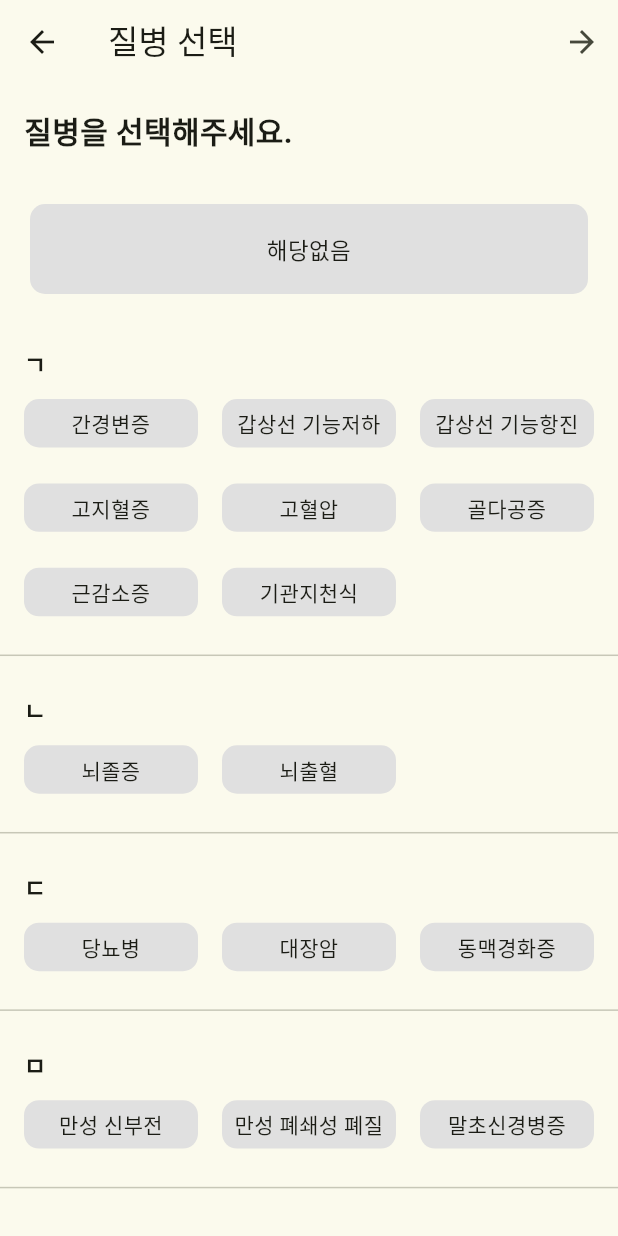
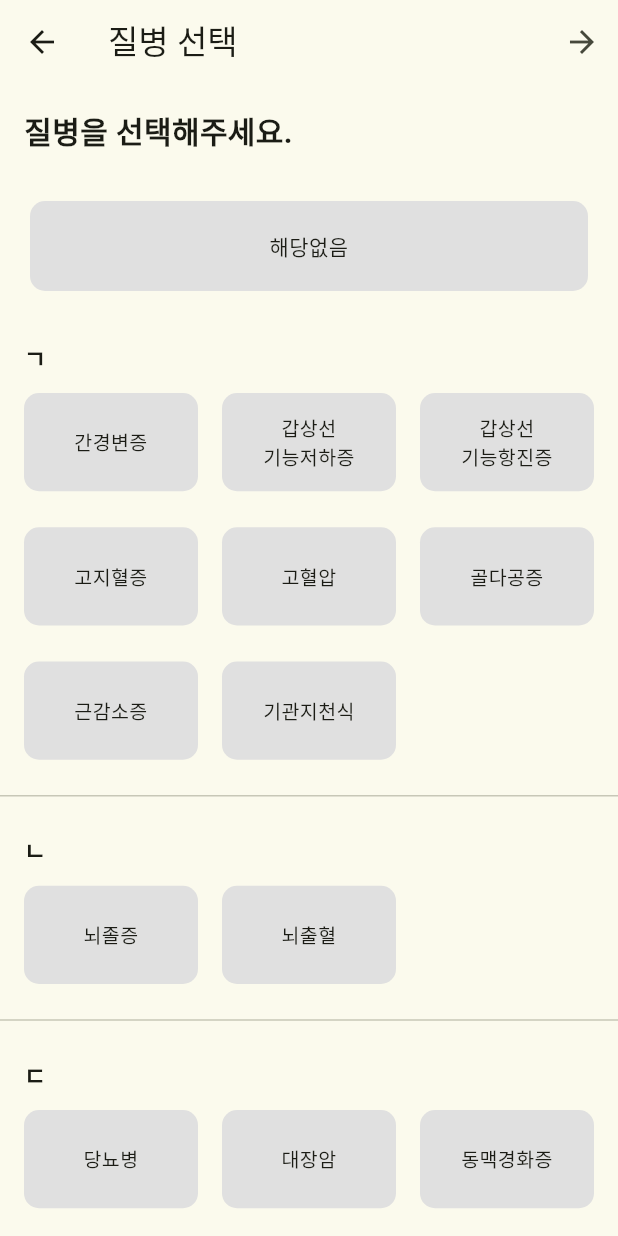
Before and after one commit to BanaMil/Longevity_Meals, a Flutter app: the InputDiseasesScreen screen opened directly, on a phone screen of 412 x 824 dp. Run offline on Flutter 3.47's test engine with Material 3 defaults, Android fonts, the phone set to English and light mode, and no system bars; our stand-ins replace image_picker, permission_handler, shared_preferences; missing offline and left inert: kpostal; accounts and stored records are empty.

Commit message:
Frontend_코드 정리

```diff
--- a/frontend/lib/main.dart
+++ b/frontend/lib/main.dart
@@ -16,7 +16,7 @@ void main() async {
   if (kDebugMode) {
     final prefs = await SharedPreferences.getInstance();
     await prefs.clear();
-    debugPrint('🧹 [main] kDebugMode → SharedPreferences 전체 초기화 완료');
+    debugPrint('[main] kDebugMode → SharedPreferences 전체 초기화 완료');
   }
 
   runApp(
--- a/frontend/lib/providers/health_info_provider.dart
+++ b/frontend/lib/providers/health_info_provider.dart
@@ -59,7 +59,6 @@ class HealthInfoProvider with ChangeNotifier {
       final storedUserId = stored['userid'];
       if (storedUserId != null && storedUserId.trim().isNotEmpty) {
         _info.userid = storedUserId.trim();
-        debugPrint('🔁 [HealthInfoProvider] userid: $_info.userid');
       }
     }
     await HealthInfoService.uploadHealthInfo(_info);
--- a/frontend/lib/screens/Delivery/screen_change_address.dart
+++ b/frontend/lib/screens/Delivery/screen_change_address.dart
@@ -118,7 +118,6 @@ class _ChangeAddressScreenState extends State<ChangeAddressScreen> {
     );
 
     if (result == null) {
-      logi('🚫 Kpostal 닫힘: 선택된 주소 없음');
       return;
     }
 
@@ -151,22 +150,15 @@ class _ChangeAddressScreenState extends State<ChangeAddressScreen> {
 
     final target = _address[_selectedIndex!];
 
-    // 🔎 변경 대상 로그
-    logi('📝 변경할 주소 선택: idx=$_selectedIndex, data=${target.toJson()}');
-
     setState(() => _loading = true);
     try {
       // (백엔드) 주소 변경 API
-      logi('🌐 PUT 주소 변경 요청 시작: userid=${widget.userid}');
       final response = await AuthService.changeAddress(
         userid: widget.userid,
-        addressRoad: target.addressRoad, // 화면 텍스트가 프리뷰라도 서버는 그대로 받아도 무해
+        addressRoad: target.addressRoad,
         addressJibun: target.addressJibun,
         postCode: target.postCode,
         addressDetail: target.addressDetail,
-      );
-      logi(
-          '🌐 주소 변경 응답: status=${response.statusCode} body=${response.body}',
       );
 
       if (response.statusCode < 200 || response.statusCode >= 300) {
@@ -185,8 +177,6 @@ class _ChangeAddressScreenState extends State<ChangeAddressScreen> {
         _current = target;
         _loading = false;
       });
-
-      logi('✅ 주소 변경 완료: current=${_current?.toJson()}');
 
       if (mounted) {
         ScaffoldMessenger.of(context)
--- a/frontend/lib/screens/Search/screen_search_recipe.dart
+++ /dev/null
@@ -1 +0,0 @@
-// screen_search_recipe.dart
--- a/frontend/lib/screens/screen_health_info/input_allergies.dart
+++ b/frontend/lib/screens/screen_health_info/input_allergies.dart
@@ -69,7 +69,7 @@ class InputAllergiesScreen extends StatelessWidget {
                 crossAxisCount: 3, // 3열 고정
                 mainAxisSpacing: 12, // 세로 간격
                 crossAxisSpacing: 8, //가로 간격
-                childAspectRatio: 2.2, // 버튼 가로/세로 비율 조정
+                childAspectRatio: 2.0, // 버튼 가로/세로 비율 조정
                 children:
                     allergyList.map((a) {
                       final selected = provider.info.allergies.contains(a);
--- a/frontend/lib/screens/screen_health_info/input_diseases.dart
+++ b/frontend/lib/screens/screen_health_info/input_diseases.dart
@@ -12,8 +12,8 @@ class InputDiseasesScreen extends StatelessWidget {
 
   static const List<String> _diseases = [
     '간경변증',
-    '갑상선 기능저하증',
-    '갑상선 기능항진증',
+    '갑상선\n기능저하증',
+    '갑상선\n기능항진증',
     '고지혈증',
     '고혈압',
     '골다공증',
@@ -25,9 +25,9 @@ class InputDiseasesScreen extends StatelessWidget {
     '동맥경화증',
     '대장암',
     '만성 신부전',
-    '만성 폐쇄성 폐질환',
+    '만성 폐쇄성\n폐질환',
     '말초신경병증',
-    '부신기능저하증',
+    '부신기능\n저하증',
     '부정맥',
     '비만',
     '신증후군',
@@ -36,7 +36,7 @@ class InputDiseasesScreen extends StatelessWidget {
     '요로결석',
     '요통',
     '유방암',
-    '위식도역류질환',
+    '위식도\n역류질환',
     '위암',
     '위염',
     '저혈당',
@@ -174,7 +174,7 @@ class InputDiseasesScreen extends StatelessWidget {
 
           if (hasNoDisease)
             Padding(
-              padding: const EdgeInsets.symmetric(horizontal: 16, vertical: 12),
+              padding: const EdgeInsets.symmetric(horizontal: 16, vertical: 10),
               child: SelectableButton(
                 text: '해당없음',
                 isSelected: provider.info.diseases.contains('해당없음'),
@@ -182,7 +182,7 @@ class InputDiseasesScreen extends StatelessWidget {
                   '해당없음',
                   provider.info.diseases,
                 ),
-                fontSize: 15,
+                fontSize: 14,
               ),
             ),
 
@@ -246,7 +246,7 @@ class _ChoseongSection extends StatelessWidget {
                 crossAxisCount: 3, // 3열 고정
                 crossAxisSpacing: 8, //가로 간격
                 mainAxisSpacing: 12, // 세로 간격
-                childAspectRatio: 2.8, // 버튼 가로/세로 비율 조정
+                childAspectRatio: 1.6, // 버튼 가로/세로 비율 조정
               ),
               itemBuilder: (context, i) {
                 final d = diseases[i];
@@ -258,7 +258,7 @@ class _ChoseongSection extends StatelessWidget {
               },
             ),
           ),
-          const SizedBox(height: 12),
+          const SizedBox(height: 10),
           const Divider(thickness: 1),
         ],
       ),
--- a/frontend/lib/services/service_meal.dart
+++ b/frontend/lib/services/service_meal.dart
@@ -6,6 +6,7 @@ import 'package:http/http.dart' as http;
 import 'package:frontend/services/api_constants.dart';
 import 'package:frontend/models/meal.dart';
 import 'package:frontend/models/daily_meals.dart';
+
 
 enum RecommendResult { success, alreadyExists }
 
--- a/frontend/lib/widgets/selectable_button.dart
+++ b/frontend/lib/widgets/selectable_button.dart
@@ -13,7 +13,7 @@ class SelectableButton extends StatelessWidget {
     required this.text,
     required this.isSelected,
     required this.onTap,
-    this.fontSize = 14,
+    this.fontSize = 13,
   });
 
   @override
--- a/frontend/pubspec.yaml
+++ b/frontend/pubspec.yaml
@@ -41,14 +41,10 @@ dependencies:
   # flutter_tesseract_ocr: ^0.4.28 # 이미지에서 텍스트 추출
   path_provider: ^2.1.4 # flutter 앱이 사용하는 디바이스 내부 저장소 경로 가져오는 데 쓰임
   image_picker: ^1.0.0
-<<<<<<< HEAD
   path: ^1.9.0
   flutter_image_compress: ^2.1.0
   exif: ^3.1.4
   uuid: ^4.4.2
-=======
-  path: ^1.8.3
->>>>>>> 2ce09920618cf71c178c4f72fdbb3a69ba8eb7db
   intl: ^0.19.0
   url_launcher: ^6.2.5
 
```
Also changed, not shown: frontend/lib/providers/register_provider.dart (+24 -0 lines), frontend/lib/screens/home/screen_food_info.dart (+0 -8 lines), frontend/lib/screens/screen_health_info/input_dislikes.dart (+0 -14 lines), frontend/lib/screens/screen_health_result.dart (+0 -89 lines), frontend/lib/screens/screen_register_wizard.dart (+14 -0 lines), frontend/lib/services/service_health_info.dart (+3 -55 lines), frontend/pubspec.lock.
